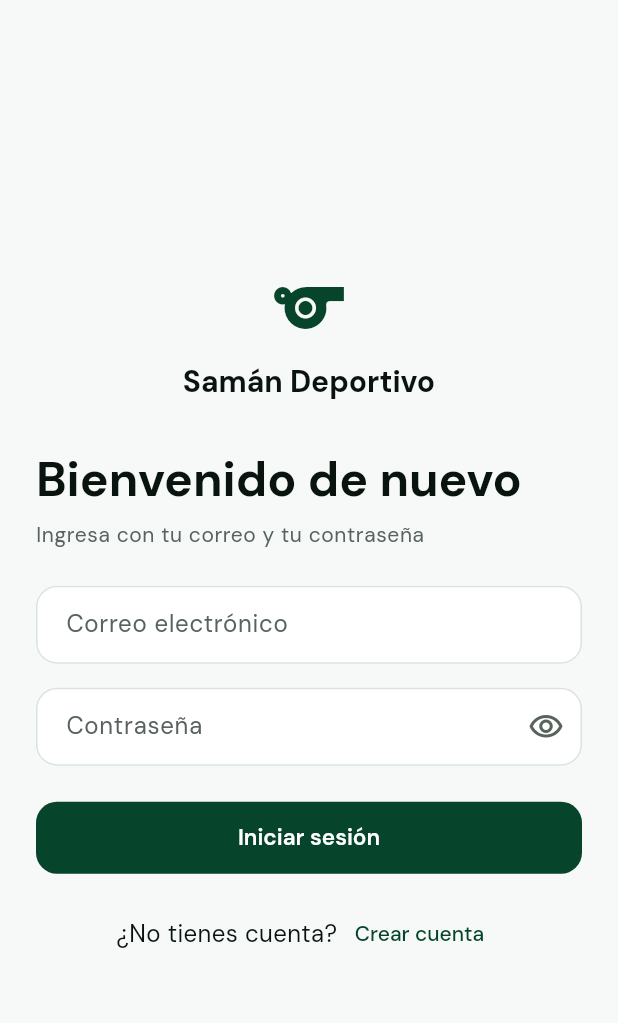
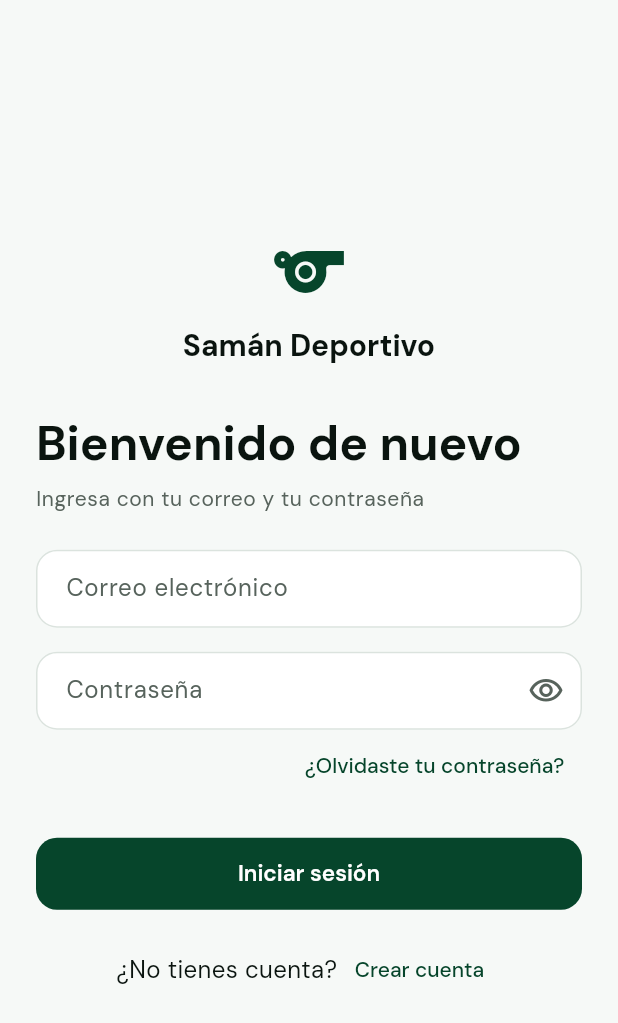
Before and after one commit to richardyradyf/SamanDeportivo, a Flutter app: the screen it shows after launch, on a phone screen of 412 x 824 dp. Shown: the top 1023 px of the screen. Run offline on Flutter 3.47's test engine with Material 3 defaults, Android fonts, the phone set to English and light mode, and no system bars; our stand-ins replace cloud_firestore, firebase_auth, firebase_core; accounts and stored records are empty; statements that could not run were skipped.

Commit message:
feat: enlace '¿Olvidaste tu contraseña?' en el inicio de sesión

```diff
--- a/lib/features/auth/screens/login_screen.dart
+++ b/lib/features/auth/screens/login_screen.dart
@@ -3,6 +3,7 @@ import 'package:provider/provider.dart';
 import 'package:saman_deportivo/core/theme/app_colors.dart';
 import 'package:saman_deportivo/core/utils/validadores.dart';
 import 'package:saman_deportivo/features/auth/controllers/login_controller.dart';
+import 'package:saman_deportivo/features/auth/screens/recuperar_contrasena_screen.dart';
 import 'package:saman_deportivo/features/auth/screens/registro_screen.dart';
 
 /// Pantalla de inicio de sesión (la ven quienes no tienen sesión).
@@ -140,6 +141,17 @@ class _FormularioLoginState extends State<_FormularioLogin> {
     );
   }
 
+  /// Abre la recuperación de contraseña llevando el correo ya escrito.
+  void _irARecuperar() {
+    Navigator.of(context).push(
+      MaterialPageRoute(
+        builder: (_) => RecuperarContrasenaScreen(
+          correoInicial: _correoController.text.trim(),
+        ),
+      ),
+    );
+  }
+
   @override
   Widget build(BuildContext context) {
     final login = context.watch<LoginController>();
@@ -203,6 +215,14 @@ class _FormularioLoginState extends State<_FormularioLogin> {
             onChanged: (_) => login.limpiarError(),
             onFieldSubmitted: (_) => _entrar(),
           ),
+          // Enlace a la recuperación de contraseña.
+          Align(
+            alignment: Alignment.centerRight,
+            child: TextButton(
+              onPressed: login.cargando ? null : _irARecuperar,
+              child: const Text('¿Olvidaste tu contraseña?'),
+            ),
+          ),
           // Error de Firebase ya traducido al español.
           if (login.error != null) ...[
             const SizedBox(height: 12),
```
